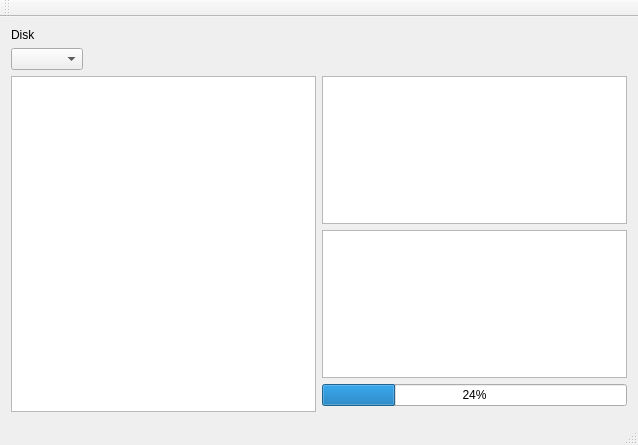
First picture: the form in mainwindow.ui, repository NoviceF/QtFilesystemTreeBuilder, before the edit.
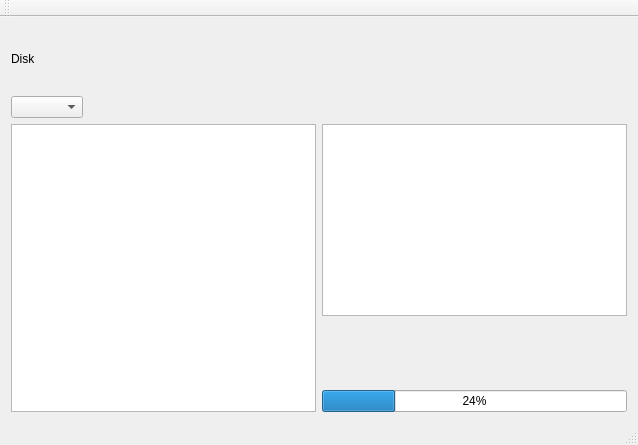
Second picture: the form after the edit.

Commit message: [*] локальные изменения

Patch:
```diff
--- a/mainwindow.ui
+++ b/mainwindow.ui
@@ -15,7 +15,7 @@
   </property>
   <widget class="QWidget" name="centralWidget">
    <layout class="QGridLayout" name="gridLayout">
-    <item row="2" column="0" rowspan="4">
+    <item row="2" column="0" rowspan="5">
      <widget class="QTreeView" name="treeView"/>
     </item>
     <item row="1" column="0" alignment="Qt::AlignLeft">
@@ -28,13 +28,10 @@
       </property>
      </widget>
     </item>
-    <item row="2" column="1">
-     <widget class="QTreeView" name="treeView_2"/>
-    </item>
-    <item row="3" column="1">
+    <item row="2" column="1" rowspan="3">
      <widget class="QTableView" name="tableView"/>
     </item>
-    <item row="4" column="1">
+    <item row="6" column="1">
      <widget class="QProgressBar" name="progressBar">
       <property name="value">
        <number>24</number>
```
The commit also changes 2 other files.
